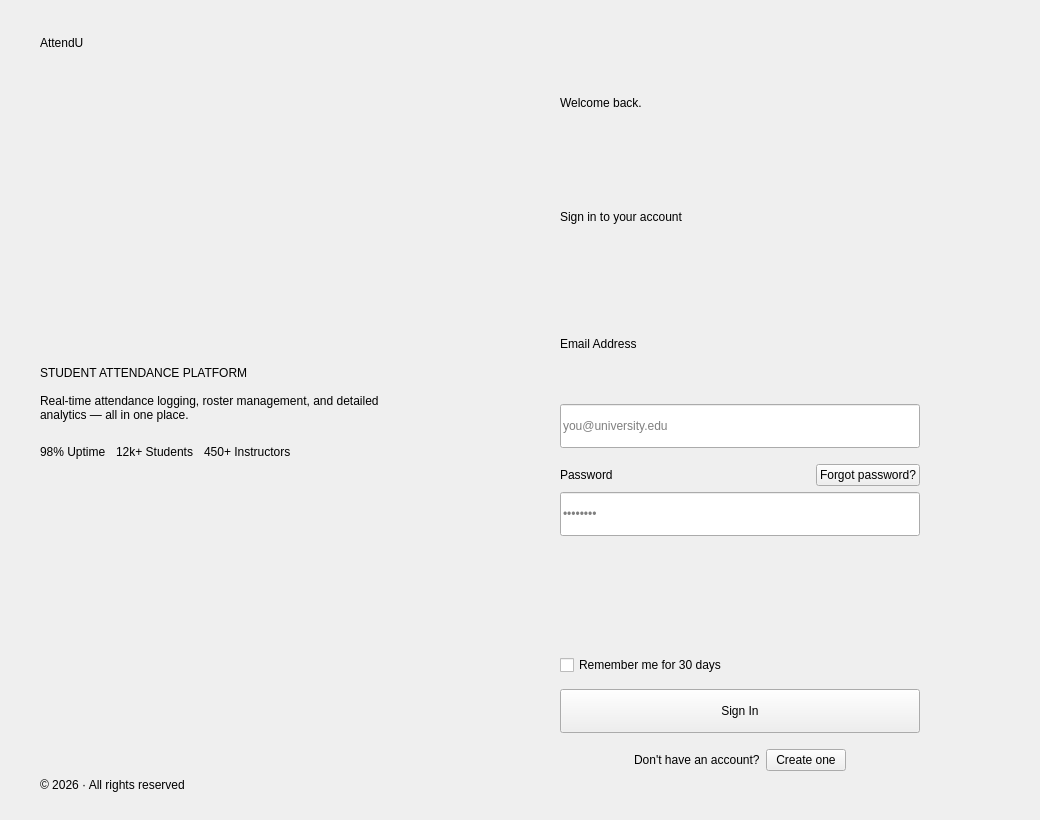
Above: ui/login_window.ui from imndllnuri/students-attendance-app before the change. Below: the same form after it.
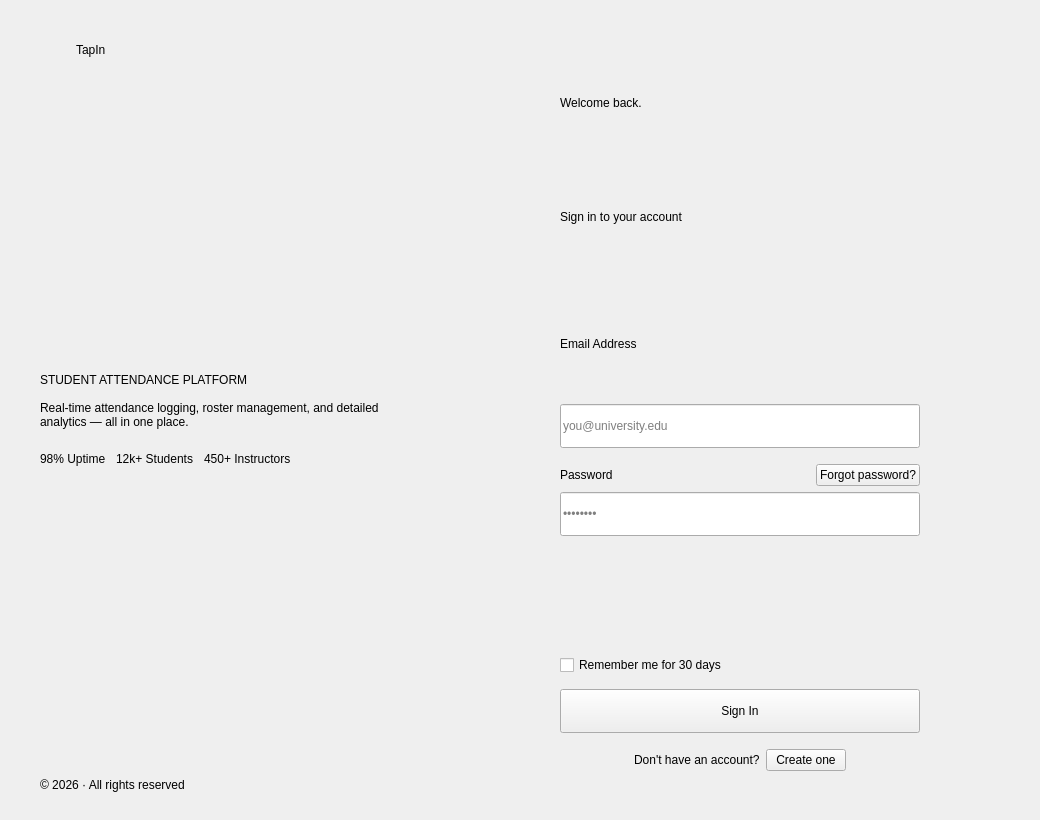
That is the form after the change.

Commit message: Rename app to TapIn, add a generated icon

Patch:
```diff
--- a/ui/login_window.ui
+++ b/ui/login_window.ui
@@ -30,10 +30,29 @@
       <property name="bottomMargin"><number>28</number></property>
       <property name="spacing"><number>0</number></property>
       <item>
+       <layout class="QHBoxLayout" name="auth_wordmark_row">
+        <property name="spacing"><number>8</number></property>
+        <item>
+         <widget class="QLabel" name="auth_icon_lbl">
+          <property name="minimumSize"><size><width>28</width><height>28</height></size></property>
+          <property name="maximumSize"><size><width>28</width><height>28</height></size></property>
+          <property name="text"><string/></property>
+         </widget>
+        </item>
+        <item>
        <widget class="QLabel" name="auth_wordmark_lbl">
         <property name="maximumSize"><size><width>16777215</width><height>32</height></size></property>
-        <property name="text"><string>AttendU</string></property>
-       </widget>
+          <property name="text"><string>TapIn</string></property>
+         </widget>
+        </item>
+        <item>
+         <spacer name="auth_wordmark_spacer">
+          <property name="orientation"><enum>Qt::Horizontal</enum></property>
+          <property name="sizeType"><enum>QSizePolicy::Expanding</enum></property>
+          <property name="sizeHint" stdset="0"><size><width>40</width><height>20</height></size></property>
+         </spacer>
+        </item>
+       </layout>
       </item>
       <item>
        <spacer name="left_top_spacer">
```
Left out of the diff: 2 changed lines with no effect on the pictures. Lines whose indentation alone changed are shown as unchanged. The commit also changes 7 other files.
